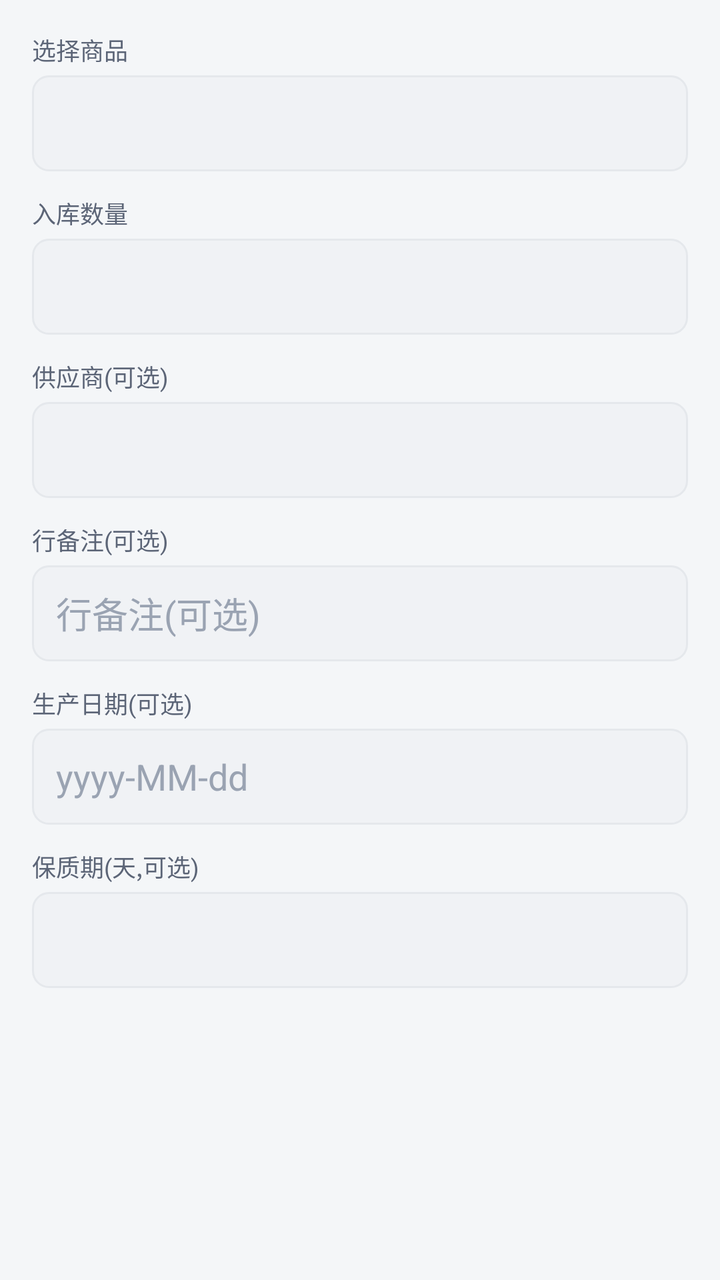
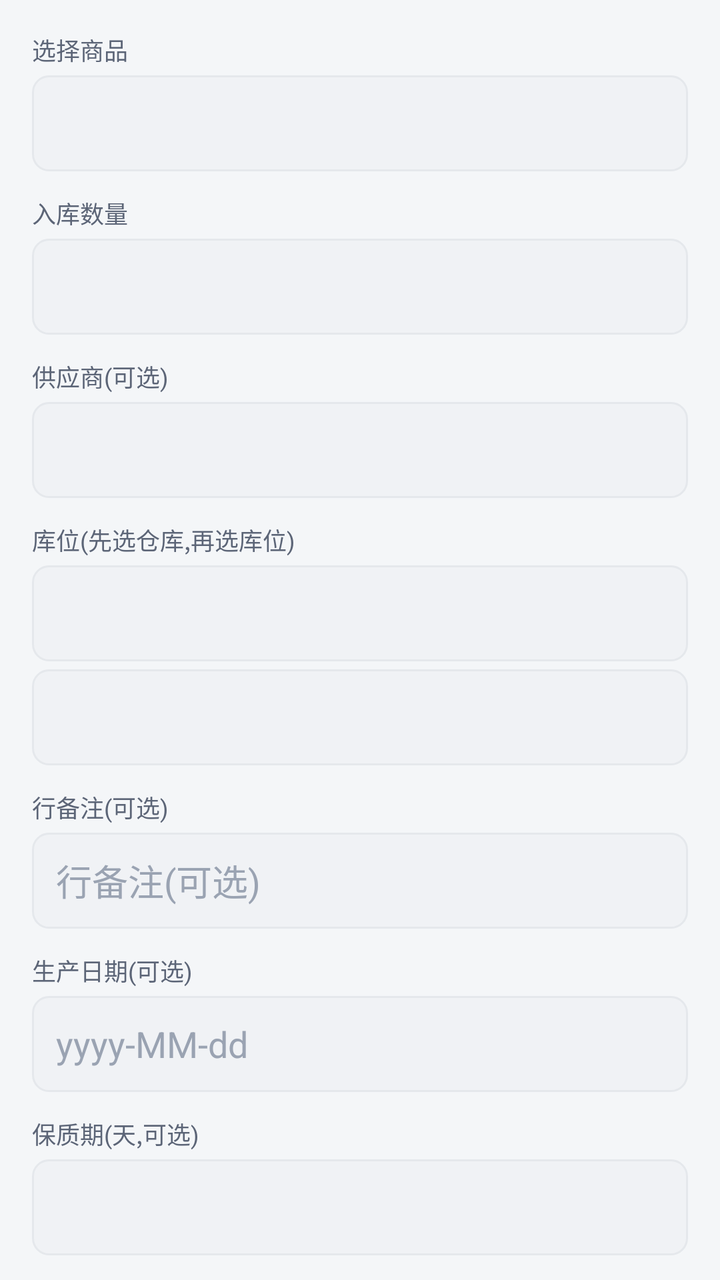

Compare the two renders of this Android layout. The source of the first and the diff that turns it into the second are given below.
<!-- AndroidManifest.xml: application theme Theme.SimpleWmsPda -->
<!-- res/layout/dialog_add_inbound_item.xml -->
<?xml version="1.0" encoding="utf-8"?>
<ScrollView xmlns:android="http://schemas.android.com/apk/res/android"
    android:layout_width="match_parent"
    android:layout_height="wrap_content"
    android:fillViewport="true"
    android:scrollbars="none">

    <LinearLayout
        android:layout_width="match_parent"
        android:layout_height="wrap_content"
        android:orientation="vertical"
        android:padding="@dimen/space_lg">

        <TextView
            android:layout_width="wrap_content"
            android:layout_height="wrap_content"
            android:text="@string/inbound_pick_product"
            style="@style/Text.Caption" />

        <Spinner
            android:id="@+id/sp_product"
            android:layout_width="match_parent"
            android:layout_height="@dimen/touch_min"
            android:layout_marginTop="@dimen/space_xs"
            android:background="@drawable/bg_input" />

        <TextView
            android:layout_width="wrap_content"
            android:layout_height="wrap_content"
            android:layout_marginTop="@dimen/space_md"
            android:text="@string/inbound_pick_qty"
            style="@style/Text.Caption" />

        <EditText
            android:id="@+id/et_qty"
            android:layout_width="match_parent"
            android:layout_height="@dimen/touch_min"
            android:layout_marginTop="@dimen/space_xs"
            android:background="@drawable/bg_input"
            android:paddingStart="@dimen/space_md"
            android:paddingEnd="@dimen/space_md"
            android:textColor="@color/text_primary"
            android:textColorHint="@color/text_hint"
            android:inputType="number" />

        <TextView
            android:layout_width="wrap_content"
            android:layout_height="wrap_content"
            android:layout_marginTop="@dimen/space_md"
            android:text="@string/inbound_pick_supplier"
            style="@style/Text.Caption" />

        <Spinner
            android:id="@+id/sp_supplier"
            android:layout_width="match_parent"
            android:layout_height="@dimen/touch_min"
            android:layout_marginTop="@dimen/space_xs"
            android:background="@drawable/bg_input" />

        <TextView
            android:layout_width="wrap_content"
            android:layout_height="wrap_content"
            android:layout_marginTop="@dimen/space_md"
            android:text="@string/inbound_row_remark"
            style="@style/Text.Caption" />

        <EditText
            android:id="@+id/et_row_remark"
            android:layout_width="match_parent"
            android:layout_height="@dimen/touch_min"
            android:layout_marginTop="@dimen/space_xs"
            android:background="@drawable/bg_input"
            android:paddingStart="@dimen/space_md"
            android:paddingEnd="@dimen/space_md"
            android:textColor="@color/text_primary"
            android:textColorHint="@color/text_hint"
            android:inputType="text"
            android:hint="@string/inbound_row_remark" />

        <TextView
            android:layout_width="wrap_content"
            android:layout_height="wrap_content"
            android:layout_marginTop="@dimen/space_md"
            android:text="@string/inbound_production_date"
            style="@style/Text.Caption" />

        <EditText
            android:id="@+id/et_production_date"
            android:layout_width="match_parent"
            android:layout_height="@dimen/touch_min"
            android:layout_marginTop="@dimen/space_xs"
            android:background="@drawable/bg_input"
            android:paddingStart="@dimen/space_md"
            android:paddingEnd="@dimen/space_md"
            android:textColor="@color/text_primary"
            android:textColorHint="@color/text_hint"
            android:focusable="false"
            android:clickable="true"
            android:hint="yyyy-MM-dd" />

        <TextView
            android:layout_width="wrap_content"
            android:layout_height="wrap_content"
            android:layout_marginTop="@dimen/space_md"
            android:text="@string/inbound_shelf_life"
            style="@style/Text.Caption" />

        <EditText
            android:id="@+id/et_shelf_life"
            android:layout_width="match_parent"
            android:layout_height="@dimen/touch_min"
            android:layout_marginTop="@dimen/space_xs"
            android:background="@drawable/bg_input"
            android:paddingStart="@dimen/space_md"
            android:paddingEnd="@dimen/space_md"
            android:textColor="@color/text_primary"
            android:textColorHint="@color/text_hint"
            android:inputType="number" />
    </LinearLayout>
</ScrollView>
<!-- resources referenced by this layout -->
<resources>
  <color name="text_hint">#9AA3B2</color>
  <color name="text_primary">#1A2233</color>
  <dimen name="space_lg">16dp</dimen>
  <dimen name="space_md">12dp</dimen>
  <dimen name="space_xs">4dp</dimen>
  <dimen name="touch_min">48dp</dimen>
  <!-- drawable bg_input (drawable) -->
  <?xml version="1.0" encoding="utf-8"?>
  <shape xmlns:android="http://schemas.android.com/apk/res/android" android:shape="rectangle">
      <solid android:color="@color/bg_subtle" />
      <corners android:radius="8dp" />
      <stroke android:width="1dp" android:color="@color/divider" />
  </shape>
  <string name="inbound_pick_product">选择商品</string>
  <string name="inbound_pick_qty">入库数量</string>
  <string name="inbound_pick_supplier">供应商(可选)</string>
  <string name="inbound_production_date">生产日期(可选)</string>
  <string name="inbound_row_remark">行备注(可选)</string>
  <string name="inbound_shelf_life">保质期(天,可选)</string>
  <style name="Text.Caption">
          <item name="android:textSize">@dimen/text_caption</item>
          <item name="android:textColor">@color/text_secondary</item>
      </style>
  <style name="Theme.SimpleWmsPda" parent="Theme.SimpleWMS" />
  <color name="bg_subtle">#F0F2F5</color>
  <color name="divider">#E5E8EC</color>
  <dimen name="text_caption">12sp</dimen>
  <color name="text_secondary">#5C6577</color>
  <style name="Theme.SimpleWMS" parent="Theme.MaterialComponents.Light.NoActionBar">
          <item name="colorPrimary">@color/primary</item>
          <item name="colorPrimaryDark">@color/primary_dark</item>
          <item name="colorAccent">@color/accent</item>
          <item name="android:windowBackground">@color/bg_page</item>
          <item name="android:statusBarColor">@color/primary_dark</item>
          <item name="android:navigationBarColor">@color/bg_card</item>
          <item name="android:textColorPrimary">@color/text_primary</item>
          <item name="android:textColorSecondary">@color/text_secondary</item>
          <item name="materialButtonStyle">@style/Widget.SimpleWMS.Button</item>
      </style>
  <color name="primary">#1E6BFF</color>
  <color name="primary_dark">#0E4CCB</color>
  <color name="accent">#00B894</color>
  <color name="bg_page">#F4F6F8</color>
  <color name="bg_card">#FFFFFF</color>
  <style name="Widget.SimpleWMS.Button" parent="Widget.MaterialComponents.Button">
          <item name="cornerRadius">@dimen/card_corner</item>
          <item name="android:minHeight">@dimen/touch_min</item>
          <item name="android:textSize">@dimen/text_subtitle</item>
      </style>
  <dimen name="card_corner">12dp</dimen>
  <dimen name="text_subtitle">16sp</dimen>
</resources>

<!-- the commit's change to res/layout/dialog_add_inbound_item.xml (unified diff, before → after) -->
@@ -52,6 +52,27 @@
 
         <Spinner
             android:id="@+id/sp_supplier"
+            android:layout_width="match_parent"
+            android:layout_height="@dimen/touch_min"
+            android:layout_marginTop="@dimen/space_xs"
+            android:background="@drawable/bg_input" />
+
+        <TextView
+            android:layout_width="wrap_content"
+            android:layout_height="wrap_content"
+            android:layout_marginTop="@dimen/space_md"
+            android:text="@string/inbound_pick_location"
+            style="@style/Text.Caption" />
+
+        <Spinner
+            android:id="@+id/sp_location_warehouse"
+            android:layout_width="match_parent"
+            android:layout_height="@dimen/touch_min"
+            android:layout_marginTop="@dimen/space_xs"
+            android:background="@drawable/bg_input" />
+
+        <Spinner
+            android:id="@+id/sp_location"
             android:layout_width="match_parent"
             android:layout_height="@dimen/touch_min"
             android:layout_marginTop="@dimen/space_xs"
<!-- resource entries referenced after the edit -->
@@ -13,6 +13,7 @@
       <corners android:radius="8dp" />
       <stroke android:width="1dp" android:color="@color/divider" />
   </shape>
+  <string name="inbound_pick_location">库位(先选仓库,再选库位)</string>
   <string name="inbound_pick_product">选择商品</string>
   <string name="inbound_pick_qty">入库数量</string>
   <string name="inbound_pick_supplier">供应商(可选)</string>
